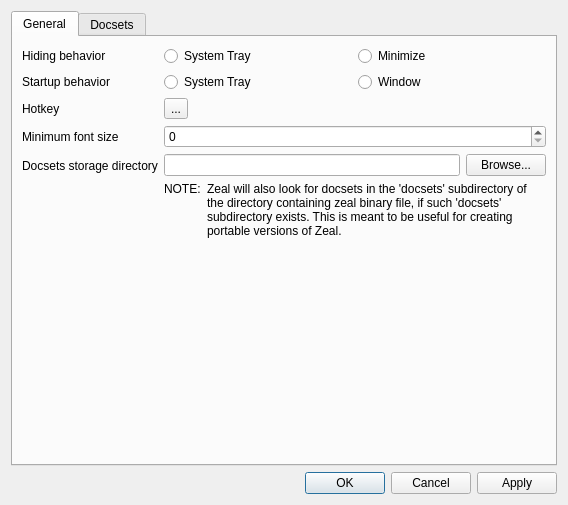
The window that zeal/zealsettingsdialog.ui (zealdocs/zeal) describes before a commit, drawn with Qt 5.
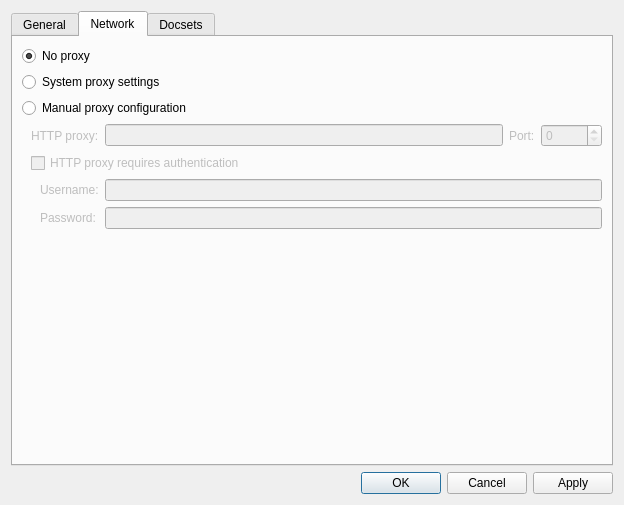
The same window after the commit. Custom widgets are drawn as their Qt base class.

Commit message: First try on network proxy configuration

The edit to the form file:
```diff
--- a/zeal/zealsettingsdialog.ui
+++ b/zeal/zealsettingsdialog.ui
@@ -6,7 +6,7 @@
    <rect>
     <x>0</x>
     <y>0</y>
-    <width>568</width>
+    <width>624</width>
     <height>505</height>
    </rect>
   </property>
@@ -17,7 +17,7 @@
    <item>
     <widget class="QTabWidget" name="tabWidget">
      <property name="currentIndex">
-      <number>0</number>
+      <number>1</number>
      </property>
      <widget class="QWidget" name="tab_3">
       <attribute name="title">
@@ -162,6 +162,181 @@
        </item>
       </layout>
      </widget>
+     <widget class="QWidget" name="tab_network">
+      <attribute name="title">
+       <string>Network</string>
+      </attribute>
+      <layout class="QVBoxLayout" name="verticalLayout_2">
+       <item>
+        <widget class="QRadioButton" name="m_noProxySettings">
+         <property name="text">
+          <string>No proxy</string>
+         </property>
+         <property name="checked">
+          <bool>true</bool>
+         </property>
+        </widget>
+       </item>
+       <item>
+        <widget class="QRadioButton" name="m_systemProxySettings">
+         <property name="enabled">
+          <bool>true</bool>
+         </property>
+         <property name="text">
+          <string>System proxy settings</string>
+         </property>
+         <property name="checked">
+          <bool>false</bool>
+         </property>
+        </widget>
+       </item>
+       <item>
+        <widget class="QRadioButton" name="m_manualProxySettings">
+         <property name="text">
+          <string>Manual proxy configuration</string>
+         </property>
+        </widget>
+       </item>
+       <item>
+        <widget class="QWidget" name="m_rootWidget" native="true">
+         <layout class="QVBoxLayout" name="verticalLayout_6">
+          <property name="topMargin">
+           <number>0</number>
+          </property>
+          <property name="rightMargin">
+           <number>0</number>
+          </property>
+          <property name="bottomMargin">
+           <number>0</number>
+          </property>
+          <item>
+           <layout class="QVBoxLayout" name="m_httpRootLayout">
+            <item>
+             <layout class="QHBoxLayout" name="m_httpProxyLayout">
+              <item>
+               <widget class="QLabel" name="m_httpProxyLabel">
+                <property name="enabled">
+                 <bool>false</bool>
+                </property>
+                <property name="text">
+                 <string>HTTP proxy:</string>
+                </property>
+               </widget>
+              </item>
+              <item>
+               <widget class="QLineEdit" name="m_httpProxy">
+                <property name="enabled">
+                 <bool>false</bool>
+                </property>
+               </widget>
+              </item>
+              <item>
+               <widget class="QLabel" name="m_httpProxyPortLabel">
+                <property name="enabled">
+                 <bool>false</bool>
+                </property>
+                <property name="text">
+                 <string>Port:</string>
+                </property>
+               </widget>
+              </item>
+              <item>
+               <widget class="QSpinBox" name="m_httpProxyPort">
+                <property name="enabled">
+                 <bool>false</bool>
+                </property>
+                <property name="maximum">
+                 <number>65535</number>
+                </property>
+               </widget>
+              </item>
+             </layout>
+            </item>
+            <item>
+             <widget class="QCheckBox" name="m_httpProxyNeedsAuth">
+              <property name="enabled">
+               <bool>false</bool>
+              </property>
+              <property name="text">
+               <string>HTTP proxy requires authentication</string>
+              </property>
+             </widget>
+            </item>
+            <item>
+             <widget class="QWidget" name="m_httpAuthWidget" native="true">
+              <property name="enabled">
+               <bool>false</bool>
+              </property>
+              <layout class="QGridLayout" name="gridLayout_2">
+               <property name="topMargin">
+                <number>0</number>
+               </property>
+               <property name="rightMargin">
+                <number>0</number>
+               </property>
+               <property name="bottomMargin">
+                <number>0</number>
+               </property>
+               <item row="0" column="0">
+                <widget class="QLabel" name="m_httpProxyUserLabel">
+                 <property name="enabled">
+                  <bool>false</bool>
+                 </property>
+                 <property name="text">
+                  <string>Username:</string>
+                 </property>
+                </widget>
+               </item>
+               <item row="0" column="1">
+                <widget class="QLineEdit" name="m_httpProxyUser">
+                 <property name="enabled">
+                  <bool>false</bool>
+                 </property>
+                </widget>
+               </item>
+               <item row="1" column="0">
+                <widget class="QLabel" name="m_httpProxyPassLabel">
+                 <property name="enabled">
+                  <bool>false</bool>
+                 </property>
+                 <property name="text">
+                  <string>Password:</string>
+                 </property>
+                </widget>
+               </item>
+               <item row="1" column="1">
+                <widget class="QLineEdit" name="m_httpProxyPass">
+                 <property name="enabled">
+                  <bool>false</bool>
+                 </property>
+                 <property name="echoMode">
+                  <enum>QLineEdit::Password</enum>
+                 </property>
+                </widget>
+               </item>
+              </layout>
+             </widget>
+            </item>
+           </layout>
+          </item>
+          <item>
+           <spacer name="verticalSpacer_2">
+            <property name="orientation">
+             <enum>Qt::Vertical</enum>
+            </property>
+            <property name="sizeHint" stdset="0">
+             <size>
+              <width>20</width>
+              <height>0</height>
+             </size>
+            </property>
+           </spacer>
+          </item>
+         </layout>
+        </widget>
+       </item>
+      </layout>
+     </widget>
      <widget class="QWidget" name="tab_4">
       <attribute name="title">
        <string>Docsets</string>
```
Left out of the diff: 160 changed lines with no effect on the pictures. The commit also changes 3 other files.
